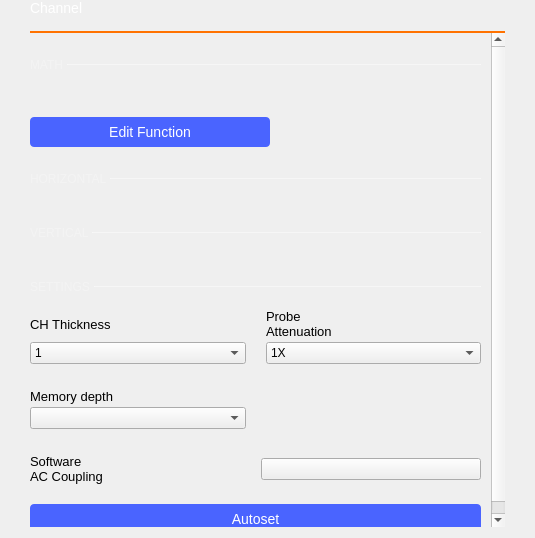
Old version of the form ui/channel_settings.ui in the repository analogdevicesinc/scopy.
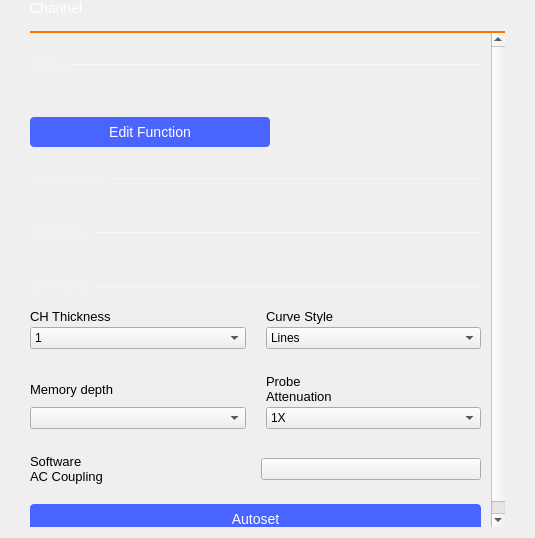
New version of the form. Custom widgets are drawn as their Qt base class.

Commit message: Osc: Add GUI option to set the channels curve style on the plot

What changed in the file:
```diff
--- a/ui/channel_settings.ui
+++ b/ui/channel_settings.ui
@@ -106,7 +106,7 @@
         <x>0</x>
         <y>0</y>
         <width>461</width>
-        <height>574</height>
+        <height>588</height>
        </rect>
       </property>
       <property name="sizePolicy">
@@ -777,7 +777,7 @@
            </item>
           </layout>
          </item>
-         <item row="0" column="1">
+         <item row="1" column="1">
           <widget class="QWidget" name="probeWidget" native="true">
            <layout class="QHBoxLayout" name="horizontalLayout">
             <property name="spacing">
@@ -849,6 +849,50 @@
            </layout>
           </widget>
          </item>
+         <item row="0" column="1">
+          <layout class="QVBoxLayout" name="verticalLayout_3">
+           <property name="spacing">
+            <number>3</number>
+           </property>
+           <property name="bottomMargin">
+            <number>10</number>
+           </property>
+           <item>
+            <widget class="QLabel" name="label_4">
+             <property name="styleSheet">
+              <string notr="true">font-size: 13px;</string>
+             </property>
+             <property name="text">
+              <string>Curve Style</string>
+             </property>
+            </widget>
+           </item>
+           <item>
+            <widget class="QComboBox" name="lineStyle">
+             <item>
+              <property name="text">
+               <string>Lines</string>
+              </property>
+             </item>
+             <item>
+              <property name="text">
+               <string>Dots</string>
+              </property>
+             </item>
+             <item>
+              <property name="text">
+               <string>Steps</string>
+              </property>
+             </item>
+             <item>
+              <property name="text">
+               <string>Sticks</string>
+              </property>
+             </item>
+            </widget>
+           </item>
+          </layout>
+         </item>
         </layout>
        </item>
        <item>
```
The commit also changes 3 other files.
